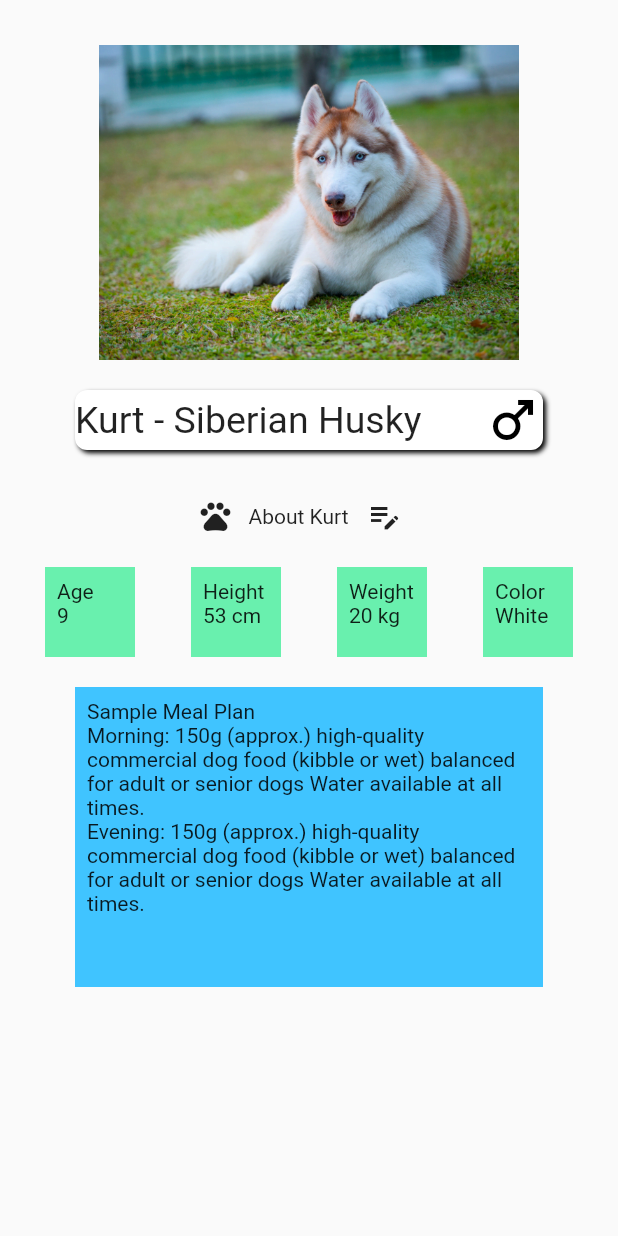
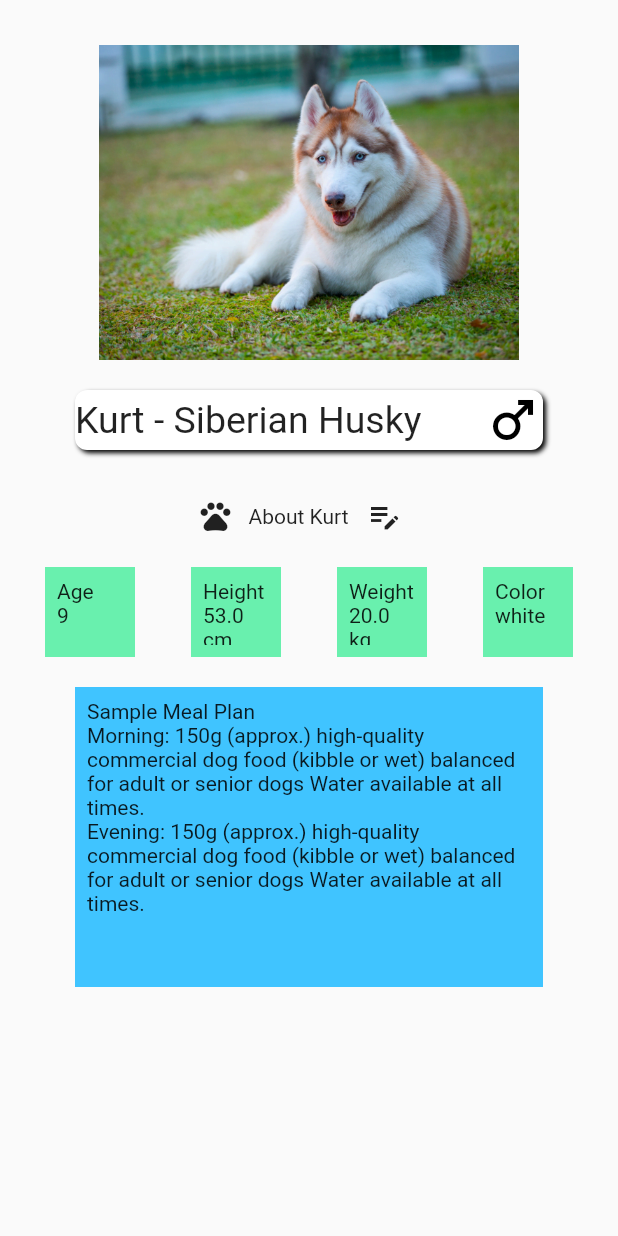
Before and after one commit to PetBite/app, a Flutter app: the HomePage screen opened directly, on a phone screen of 412 x 824 dp. Run offline on Flutter 3.47's test engine with Material 2 defaults, Android fonts, the phone set to English and light mode, and no system bars; our stand-ins replace syncfusion_flutter_charts; generated files the repository leaves out were written again.

Commit message:
Added pet data

```diff
--- /dev/null
+++ b/lib/data_model/pet_db.dart
@@ -0,0 +1,51 @@
+class PetData {
+  PetData({
+    required this.id,
+    required this.name,
+    required this.age,
+    required this.gender,
+    required this.breed,
+    required this.weight,
+    required this.height,
+    required this.color,
+    required this.imagePath,
+    required this.ownerid,
+  });
+
+  String id;
+  String name;
+  int age;
+  String gender;
+  String breed;
+  double weight;
+  double height;
+  String color;
+  String imagePath;
+  String ownerid;
+}
+
+class PetDB {
+  static final List<PetData> _pets = [
+    PetData(
+        id: 'pet-001',
+        name: 'Kurt',
+        age: 9,
+        gender: 'male',
+        breed: 'Siberian Husky',
+        weight: 20,
+        height: 53,
+        color: 'white',
+        imagePath: 'assets/images/homepagepic.png',
+        ownerid: 'owner-001',)
+  ];
+
+  PetData getPetById(String id) {
+    return PetDB._pets.firstWhere((element) => element.id == id);
+  }
+
+  static List<String> getPetIDs() {
+    return PetDB._pets.map((element) => element.id).toList();
+  }
+}
+
+PetDB petDB = PetDB();
--- a/lib/pages/home/home_page.dart
+++ b/lib/pages/home/home_page.dart
@@ -1,5 +1,7 @@
 import 'package:app/pages/pet_details/pet_details.dart';
 import 'package:flutter/material.dart';
+
+import '../../data_model/pet_db.dart';
 
 class HomePage extends StatefulWidget {
   const HomePage({Key? key}) : super(key: key);
@@ -29,6 +31,7 @@ List<Widget> generatePetItem(int count) {
 
 class _HomePageState extends State<HomePage> {
   bool _showPetBar = false;
+  List<String> petFoodIDs = PetDB.getPetIDs();
   final ScrollController _scrollController = ScrollController();
 
   @override
@@ -61,7 +64,7 @@ class _HomePageState extends State<HomePage> {
             ),
           ),
         const SizedBox(height: 30),
-        Image.asset('assets/images/homepagepic.png', width: 400, height: 210),
+        Image.asset(petDB.getPetById('pet-001').imagePath, width: 400, height: 210),
         Container(
           padding:
               const EdgeInsets.only(left: 50.0, right: 50, top: 20, bottom: 20),
@@ -79,14 +82,21 @@ class _HomePageState extends State<HomePage> {
                 )
               ],
             ),
-            child: const Row(
+            child: Row(
                 mainAxisAlignment: MainAxisAlignment.spaceBetween,
                 children: <Widget>[
                   Text(
-                    'Kurt - Siberian Husky',
-                    style: TextStyle(fontSize: 25),
+                    '${petDB.getPetById('pet-001').name} - ${petDB.getPetById('pet-001').breed}',
+                    style: const TextStyle(fontSize: 25),
                   ),
-                  Icon(Icons.male, color: Colors.black, size: 40)
+                  if (petDB.getPetById('pet-001').gender == 'male') ...[
+                    const Icon(Icons.male, color: Colors.black, size: 40),
+                  ] else if(petDB.getPetById('pet-001').gender == 'female')...[
+                    const Icon(Icons.female, color: Colors.black, size: 40),
+                  ] else ...[
+                    const Icon(Icons.circle, color: Colors.black, size: 40),
+                  ],
+                  //const Icon(Icons.male, color: Colors.black, size: 40)
                 ]),
           ),
         ),
@@ -95,7 +105,7 @@ class _HomePageState extends State<HomePage> {
           children: [
             const Icon(Icons.pets),
             const SizedBox(width: 10),
-            const Text('About Kurt'),
+            Text('About ${petDB.getPetById('pet-001').name}'),
             IconButton(
                 onPressed: () {
                   Navigator.pushNamed(context, PetDetails.routeName);
@@ -119,7 +129,7 @@ class _HomePageState extends State<HomePage> {
                       margin: const EdgeInsets.all(8.0),
                       alignment: Alignment.center,
                       child: ListView(
-                          children: const <Widget>[Text('Age'), Text('9')]),
+                          children: <Widget>[const Text('Age'), Text('${petDB.getPetById('pet-001').age}')]),
                     ),
                   ),
                 ),
@@ -131,9 +141,9 @@ class _HomePageState extends State<HomePage> {
                     child: Container(
                       margin: const EdgeInsets.all(8.0),
                       alignment: Alignment.center,
-                      child: ListView(children: const <Widget>[
-                        Text('Height'),
-                        Text('53 cm')
+                      child: ListView(children: <Widget>[
+                        const Text('Height'),
+                        Text('${petDB.getPetById('pet-001').height} cm')
                       ]),
                     ),
                   ),
@@ -146,9 +156,9 @@ class _HomePageState extends State<HomePage> {
                     child: Container(
                       margin: const EdgeInsets.all(8.0),
                       alignment: Alignment.center,
-                      child: ListView(children: const <Widget>[
-                        Text('Weight'),
-                        Text('20 kg')
+                      child: ListView(children: <Widget>[
+                        const Text('Weight'),
+                        Text('${petDB.getPetById('pet-001').weight} kg')
                       ]),
                     ),
                   ),
@@ -161,9 +171,9 @@ class _HomePageState extends State<HomePage> {
                     child: Container(
                       margin: const EdgeInsets.all(8.0),
                       alignment: Alignment.center,
-                      child: ListView(children: const <Widget>[
-                        Text('Color'),
-                        Text('White')
+                      child: ListView(children: <Widget>[
+                        const Text('Color'),
+                        Text(petDB.getPetById('pet-001').color)
                       ]),
                     ),
                   ),
```
